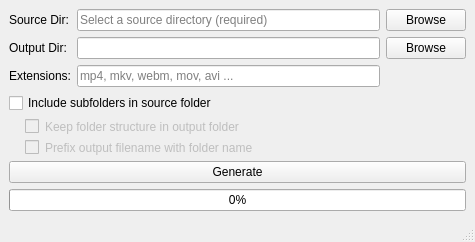
First picture: the form in main.ui, repository Gunbard/ThumbThumb, before the edit.
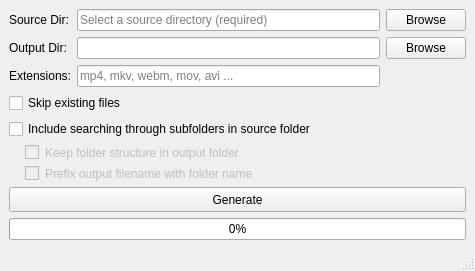
Second picture: the form after the edit.

Commit message: Add option to skip existing files

The edit to the form file:
```diff
--- a/main.ui
+++ b/main.ui
@@ -7,7 +7,7 @@
     <x>0</x>
     <y>0</y>
     <width>475</width>
-    <height>242</height>
+    <height>271</height>
    </rect>
   </property>
   <property name="sizePolicy">
@@ -95,26 +95,7 @@
       </item>
      </layout>
     </item>
-    <item row="3" column="0">
-     <widget class="QCheckBox" name="checkboxSubfolders">
-      <property name="sizePolicy">
-       <sizepolicy hsizetype="Minimum" vsizetype="Fixed">
-        <horstretch>1</horstretch>
-        <verstretch>1</verstretch>
-       </sizepolicy>
-      </property>
-      <property name="autoFillBackground">
-       <bool>false</bool>
-      </property>
-      <property name="styleSheet">
-       <string notr="true"/>
-      </property>
-      <property name="text">
-       <string>Include subfolders in source folder</string>
-      </property>
-     </widget>
-    </item>
-    <item row="8" column="0">
+    <item row="13" column="0">
      <widget class="QProgressBar" name="progressBar">
       <property name="enabled">
        <bool>true</bool>
@@ -134,31 +115,32 @@
      </widget>
     </item>
     <item row="4" column="0">
-     <widget class="QCheckBox" name="checkboxKeepStructure">
+     <widget class="QCheckBox" name="checkboxSkipExisting">
       <property name="enabled">
-       <bool>false</bool>
-      </property>
-      <property name="sizePolicy">
-       <sizepolicy hsizetype="Fixed" vsizetype="Fixed">
-        <horstretch>0</horstretch>
-        <verstretch>0</verstretch>
-       </sizepolicy>
+       <bool>true</bool>
       </property>
       <property name="styleSheet">
-       <string notr="true">padding-left: 16</string>
+       <string notr="true"/>
       </property>
       <property name="text">
-       <string>Keep folder structure in output folder</string>
-      </property>
-      <property name="autoExclusive">
-       <bool>true</bool>
-      </property>
-      <property name="tristate">
-       <bool>false</bool>
+       <string>Skip existing files</string>
       </property>
      </widget>
     </item>
     <item row="7" column="0">
+     <widget class="QCheckBox" name="checkboxPrefixFilename">
+      <property name="enabled">
+       <bool>false</bool>
+      </property>
+      <property name="styleSheet">
+       <string notr="true">padding-left: 16</string>
+      </property>
+      <property name="text">
+       <string>Prefix output filename with folder name</string>
+      </property>
+     </widget>
+    </item>
+    <item row="12" column="0">
      <widget class="QPushButton" name="buttonGenerate">
       <property name="sizePolicy">
        <sizepolicy hsizetype="Minimum" vsizetype="Minimum">
@@ -186,16 +168,47 @@
       </property>
      </widget>
     </item>
+    <item row="6" column="0">
+     <widget class="QCheckBox" name="checkboxKeepStructure">
+      <property name="enabled">
+       <bool>false</bool>
+      </property>
+      <property name="sizePolicy">
+       <sizepolicy hsizetype="Fixed" vsizetype="Fixed">
+        <horstretch>0</horstretch>
+        <verstretch>0</verstretch>
+       </sizepolicy>
+      </property>
+      <property name="styleSheet">
+       <string notr="true">padding-left: 16</string>
+      </property>
+      <property name="text">
+       <string>Keep folder structure in output folder</string>
+      </property>
+      <property name="autoExclusive">
+       <bool>true</bool>
+      </property>
+      <property name="tristate">
+       <bool>false</bool>
+      </property>
+     </widget>
+    </item>
     <item row="5" column="0">
-     <widget class="QCheckBox" name="checkboxPrefixFilename">
-      <property name="enabled">
+     <widget class="QCheckBox" name="checkboxSubfolders">
+      <property name="sizePolicy">
+       <sizepolicy hsizetype="Minimum" vsizetype="Fixed">
+        <horstretch>1</horstretch>
+        <verstretch>1</verstretch>
+       </sizepolicy>
+      </property>
+      <property name="autoFillBackground">
        <bool>false</bool>
       </property>
       <property name="styleSheet">
-       <string notr="true">padding-left: 16</string>
+       <string notr="true"/>
       </property>
       <property name="text">
-       <string>Prefix output filename with folder name</string>
+       <string>Include searching through subfolders in source folder</string>
       </property>
      </widget>
     </item>
```
The commit also changes 3 other files.
